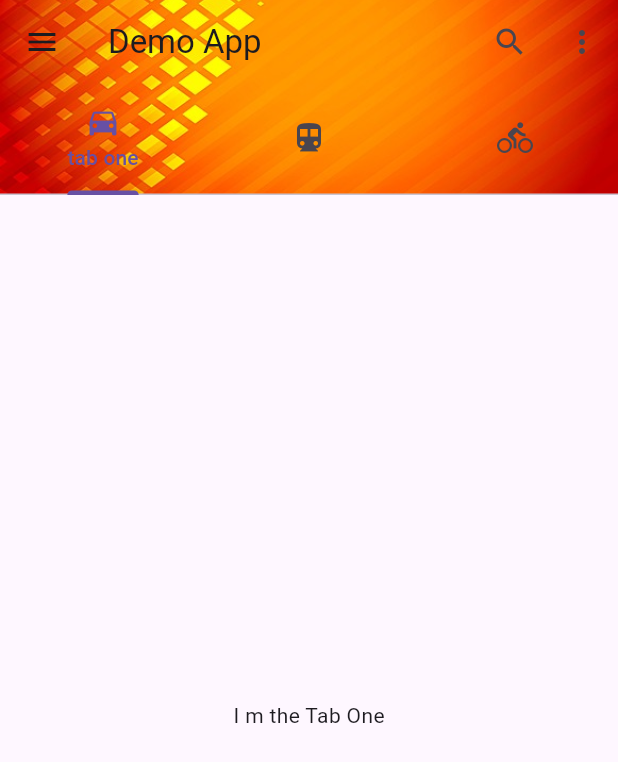
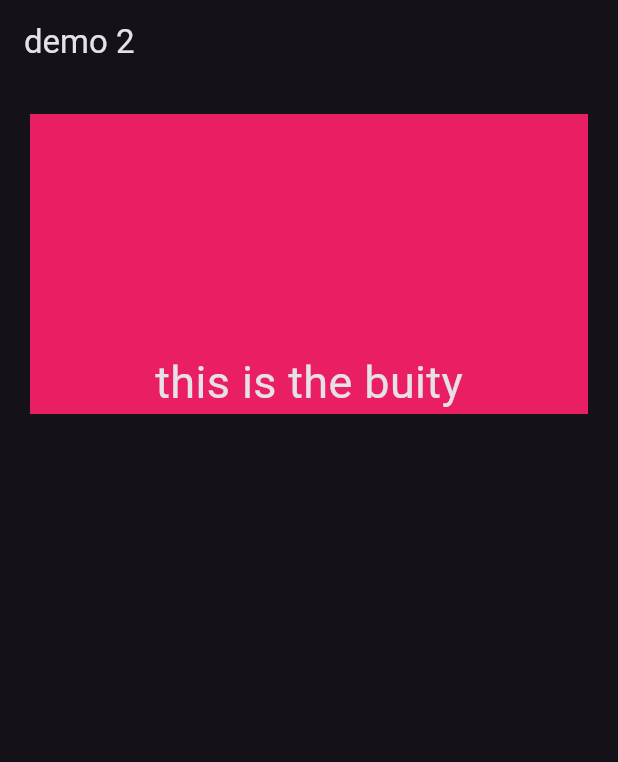
Before and after one commit to NamalTharindu97/flutter_app_learn, a Flutter app: the screen it shows after launch, on a phone screen of 412 x 824 dp. Shown: the top 762 px of the screen. Run offline on Flutter 3.47's test engine with Material 3 defaults, Android fonts, the phone set to English and light mode, and no system bars.

Commit message:
container logics

```diff
--- a/lib/main.dart
+++ b/lib/main.dart
@@ -1,70 +1,51 @@
 import 'package:flutter/material.dart';
 
 void main() {
-  runApp(MyApp());
+  runApp(myApp());
 }
 
-class MyApp extends StatelessWidget {
+class myApp extends StatelessWidget {
   @override
   Widget build(BuildContext context) {
     // TODO: implement build
     return MaterialApp(
-      debugShowCheckedModeBanner: false,
-      title: 'flutter demo',
+      title: "flutter demo 2",
+      theme: ThemeData(
+        brightness: Brightness.dark,
+        primarySwatch: Colors.orange,
+      ),
       home: MyHomePage(),
-      theme: ThemeData(primarySwatch: Colors.blue),
     );
   }
 }
 
-class MyHomePage extends StatelessWidget {
+class MyHomePage extends StatefulWidget {
+  @override
+  _MyHomePageState createState() => _MyHomePageState();
+}
+
+class _MyHomePageState extends State<MyHomePage> {
   @override
   Widget build(BuildContext context) {
     // TODO: implement build
-    return SafeArea(
-      child: DefaultTabController(
-        length: 3,
-        child: Scaffold(
-          appBar: AppBar(
-            title: Text('Demo App'),
-            backgroundColor: Colors.blue,
-            leading: IconButton(onPressed: () {}, icon: Icon(Icons.menu)),
-            actions: [
-              IconButton(onPressed: () {}, icon: Icon(Icons.search)),
-              IconButton(onPressed: () {}, icon: Icon(Icons.more_vert))
-            ],
-            flexibleSpace: Image.asset(
-              "lib/assets/back.jpg",
-              fit: BoxFit.cover,
-            ),
-            bottom: const TabBar(
-              tabs: [
-                Tab(
-                  icon: Icon(Icons.directions_car),
-                  text: "tab one",
-                ),
-                Tab(icon: Icon(Icons.directions_transit)),
-                Tab(icon: Icon(Icons.directions_bike)),
-              ],
-            ),
-            elevation: 20.0,
-          ),
-          body: TabBarView(children: [
-            tab1(),
-            Icon(Icons.directions_train),
-            Icon(Icons.directions_bike),
-          ]),
+    return (Scaffold(
+      appBar: AppBar(
+        title: Text("demo 2"),
+      ),
+      body: Container(
+        height: 200.0,
+        width: double.infinity,
+        margin: EdgeInsets.all(20.0),
+        //  padding: EdgeInsets.symmetric(horizontal: 20.0),
+        padding: EdgeInsets.only(top: 20.0),
+        //this only effect to the childs inside the container
+        alignment: Alignment.bottomCenter,
+        color: Colors.pink,
+        child: Text(
+          "this is the buity",
+          style: TextStyle(fontSize: 30.0),
         ),
       ),
-    );
+    ));
   }
 }
-
-//or can create custom widget and call it in the TabBarView
-Widget tab1() {
-  return Container(
-    child: Center(
-      child: Text("I m the Tab One"),
-    ),
-  );
-}
```
